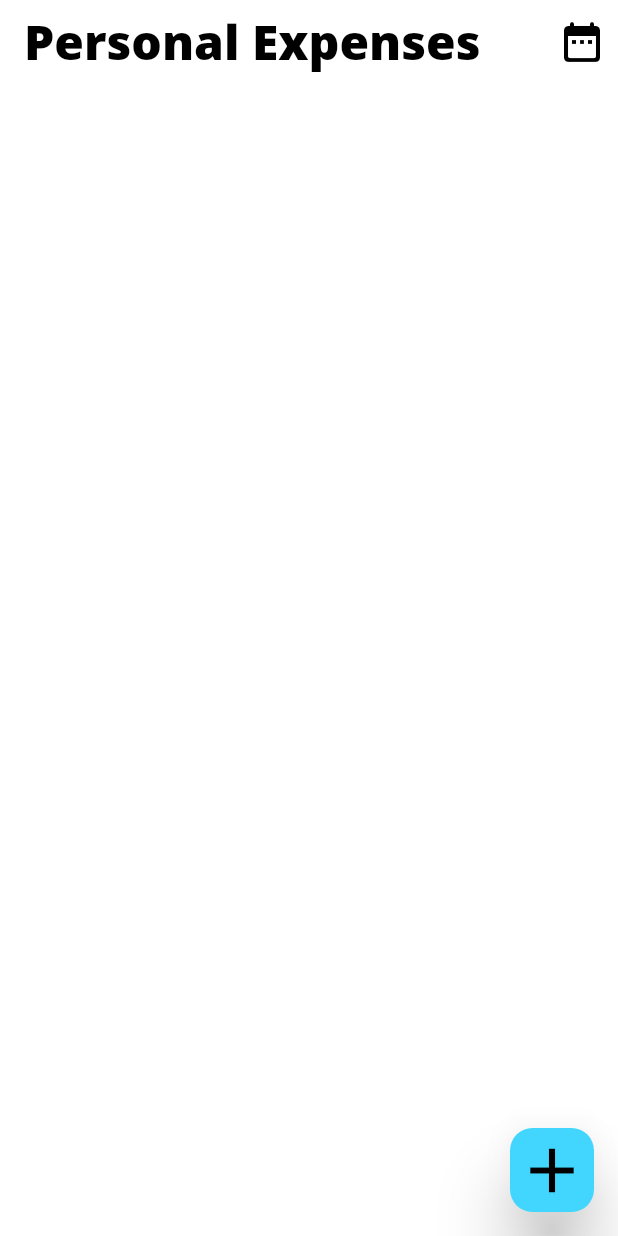
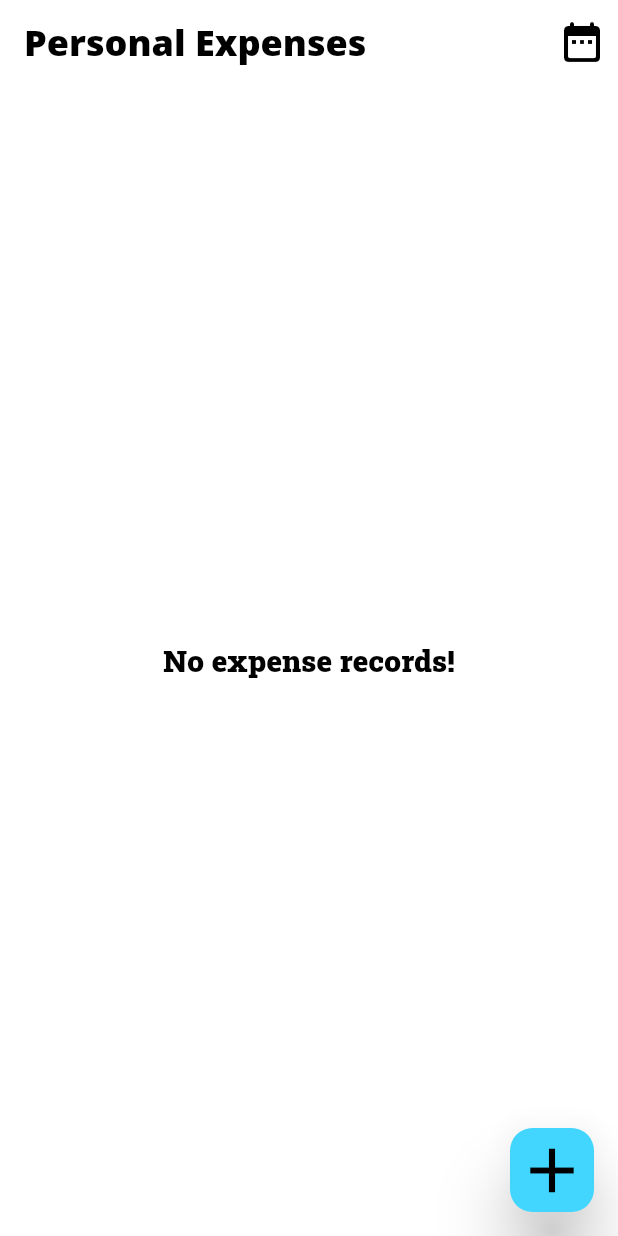
Before and after one commit to samitkapoor/Personal-Expenses, a Flutter app: the screen it shows after launch, on a phone screen of 412 x 824 dp. Run offline on Flutter 3.47's test engine with Material 2 defaults, Android fonts, the phone set to English and light mode, and no system bars; our stand-ins replace get, sqflite; accounts and stored records are empty.

Commit message:
Minor changes

```diff
--- a/lib/components/expense_item.dart
+++ b/lib/components/expense_item.dart
@@ -11,7 +11,7 @@ class ExpenseItem extends StatelessWidget {
     return Container(
       padding: const EdgeInsets.symmetric(horizontal: 15),
       width: Get.width,
-      height: 70,
+      height: 55,
       decoration: BoxDecoration(
         color: Get.theme.highlightColor,
         borderRadius: BorderRadius.circular(8),
--- a/lib/core/home_page.dart
+++ b/lib/core/home_page.dart
@@ -86,7 +86,7 @@ class Homepage extends StatelessWidget {
                           child: Text(
                             'No expense records!',
                             style: TextStyle(
-                              color: Colors.white,
+                              color: Colors.black,
                             ),
                           ),
                         ),
--- a/lib/core/personal_expenses.dart
+++ b/lib/core/personal_expenses.dart
@@ -30,7 +30,7 @@ class PersonalExpenses extends StatelessWidget {
             color: Colors.black,
             fontWeight: FontWeight.w900,
             fontFamily: 'OpenSans',
-            fontSize: 32,
+            fontSize: 24,
           ),
           actionsIconTheme: IconThemeData(color: Colors.black, size: 32),
         ),
@@ -70,14 +70,14 @@ class PersonalExpenses extends StatelessWidget {
           ),
           bodyText2: TextStyle(
             fontFamily: 'RobotoSlab',
-            fontSize: 25,
+            fontSize: 20,
             fontWeight: FontWeight.w900,
             // color: Color(0xff262424),
             color: Colors.black,
           ),
           headline1: TextStyle(
             fontFamily: 'RobotoSlab',
-            fontSize: 24,
+            fontSize: 20,
             fontWeight: FontWeight.w600,
             // fontStyle: FontStyle.italic,
             // color: Color(0xff262424),
@@ -85,13 +85,13 @@ class PersonalExpenses extends StatelessWidget {
           ),
           headline2: TextStyle(
             fontFamily: 'RobotoSlab',
-            fontSize: 20,
+            fontSize: 18,
             fontWeight: FontWeight.bold,
             color: Colors.black,
           ),
           headline3: TextStyle(
             fontFamily: 'RobotoSlab',
-            fontSize: 20,
+            fontSize: 18,
             fontWeight: FontWeight.w500,
             color: Colors.black,
           ),
@@ -115,7 +115,7 @@ class PersonalExpenses extends StatelessWidget {
           ),
           subtitle2: TextStyle(
             fontFamily: 'OpenSans',
-            fontSize: 18,
+            fontSize: 14,
             fontWeight: FontWeight.w600,
             color: Colors.black,
           ),
```
